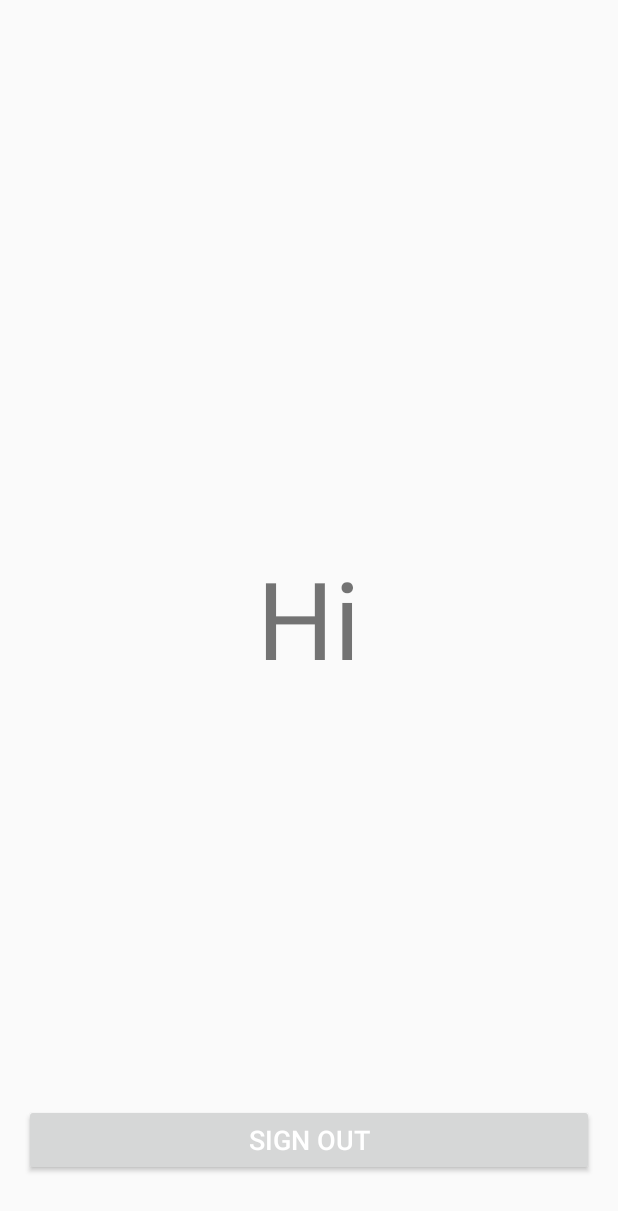
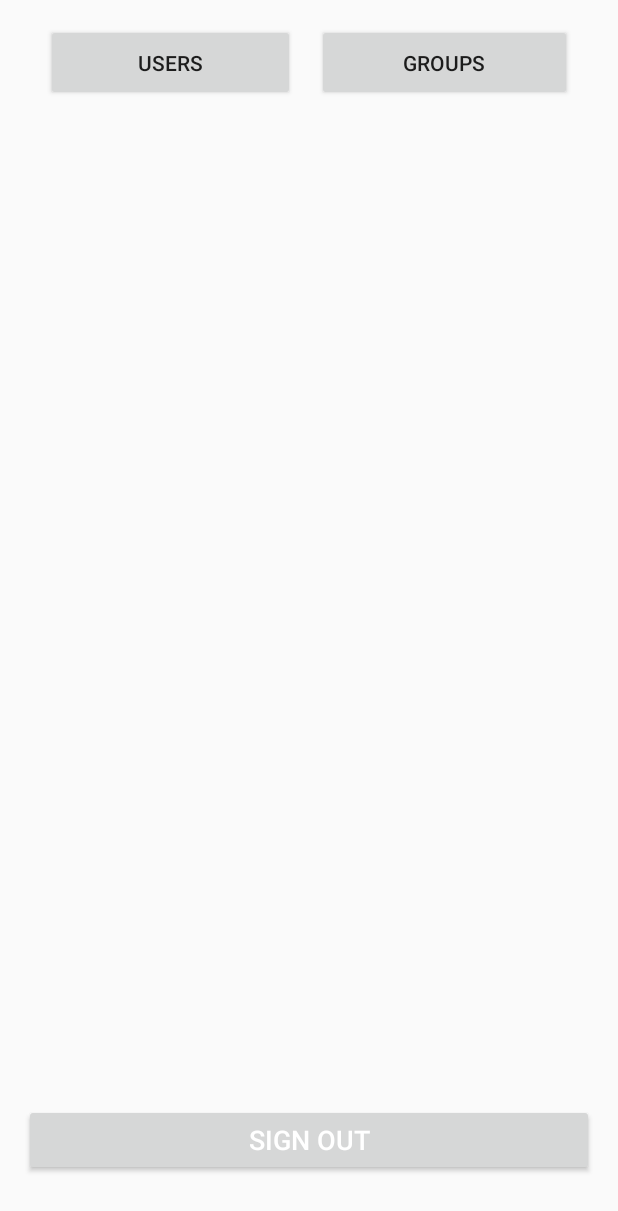
Before and after one commit to mverleg/brocast, an Android app: the layout activity_signed_in.xml on its own in the app's theme, with its tools: preview values and no code run, on a phone screen of 412 x 824 dp. Shown: the top 1211 px of the screen. Run offline under Robolectric (Android 15) with nearby library versions, the phone set to English and light mode, and no system bars.

Commit message:
ui changes

```diff
--- a/signup/src/main/res/layout/activity_signed_in.xml
+++ b/signup/src/main/res/layout/activity_signed_in.xml
@@ -1,30 +1,65 @@
 <?xml version="1.0" encoding="utf-8"?>
-<RelativeLayout xmlns:android="http://schemas.android.com/apk/res/android"
+<android.support.constraint.ConstraintLayout xmlns:android="http://schemas.android.com/apk/res/android"
     xmlns:app="http://schemas.android.com/apk/res-auto"
     xmlns:tools="http://schemas.android.com/tools"
+    android:id="@+id/relativeLayout"
     android:layout_width="match_parent"
     android:layout_height="match_parent"
     android:padding="16dp"
     tools:context=".SignupActivity">
 
-    <TextView
-        android:layout_width="wrap_content"
-        android:layout_height="wrap_content"
-        android:text="Hi"
-        android:textSize="72sp"
-        android:layout_centerInParent="true"
-        />
+    <Button
+        android:id="@+id/users"
+        android:layout_width="166dp"
+        android:layout_height="51dp"
+        android:text="Users"
+        app:layout_constraintEnd_toStartOf="@+id/groups"
+        app:layout_constraintHorizontal_bias="0.5"
+        app:layout_constraintStart_toStartOf="parent"
+        tools:layout_editor_absoluteY="16dp" />
+
+    <Button
+        android:id="@+id/groups"
+        android:layout_width="170dp"
+        android:layout_height="51dp"
+        android:text="Groups"
+        app:layout_constraintEnd_toEndOf="parent"
+        app:layout_constraintHorizontal_bias="0.5"
+        app:layout_constraintStart_toEndOf="@+id/users"
+        tools:layout_editor_absoluteY="16dp" />
 
     <Button
         android:id="@+id/but_sign_out"
         android:layout_width="fill_parent"
         android:layout_height="wrap_content"
+        android:layout_marginBottom="24dp"
         android:layout_marginTop="42dp"
-        android:layout_marginBottom="24dp"
-        android:textSize="18dp"
-        android:textColor="#ffffff"
         android:elevation="3dp"
         android:text="SIGN OUT"
-        android:layout_alignParentBottom="true"
-        />
-</RelativeLayout>
+        android:textColor="#ffffff"
+        android:textSize="18dp"
+        app:layout_constraintBottom_toBottomOf="parent"
+        app:layout_constraintStart_toStartOf="parent" />
+
+    <ScrollView
+        android:layout_width="wrap_content"
+        android:layout_height="wrap_content"
+        android:scrollbarStyle="insideOverlay"
+        app:layout_constraintEnd_toEndOf="parent"
+        app:layout_constraintHorizontal_bias="0.5"
+        app:layout_constraintStart_toStartOf="parent"
+        tools:layout_editor_absoluteY="83dp">
+
+        <LinearLayout
+            android:layout_width="match_parent"
+            android:layout_height="wrap_content"
+            android:orientation="vertical" />
+    </ScrollView>
+
+    <android.support.constraint.Barrier
+        android:id="@+id/barrier2"
+        android:layout_width="wrap_content"
+        android:layout_height="wrap_content"
+        app:barrierDirection="left" />
+
+</android.support.constraint.ConstraintLayout>
```
